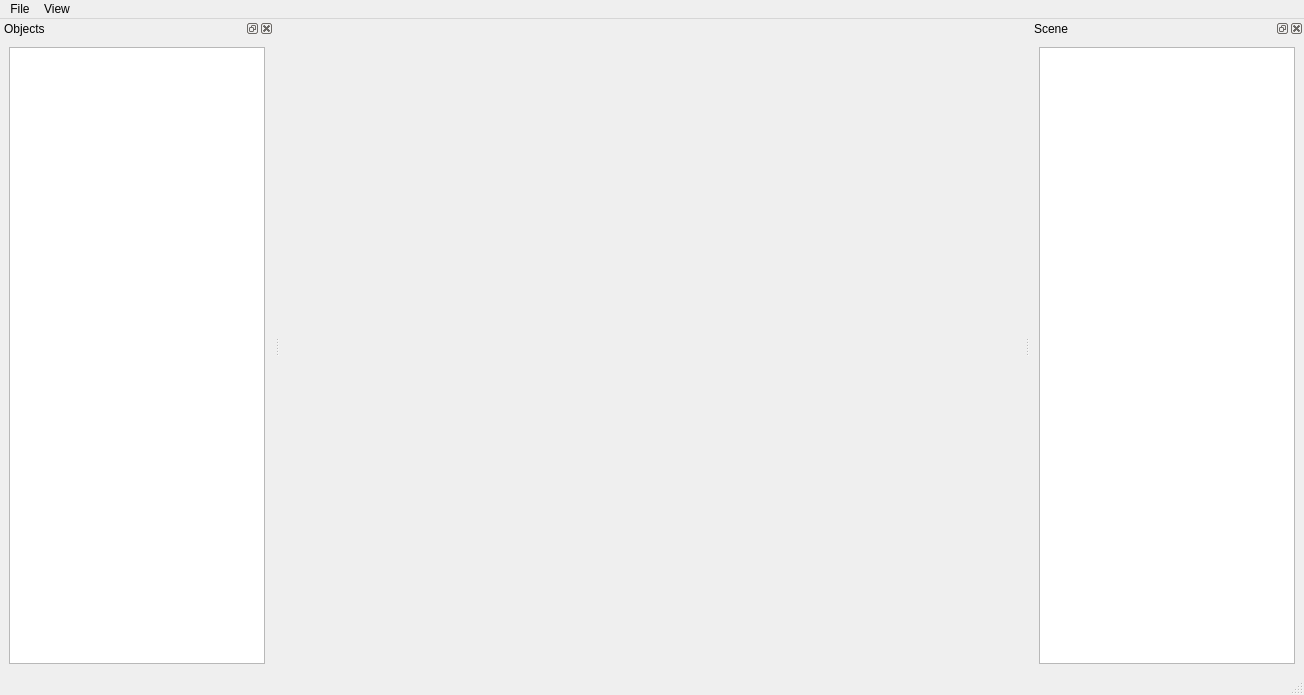
tullrich/procyon, file editor/editor.ui: the form before one commit.
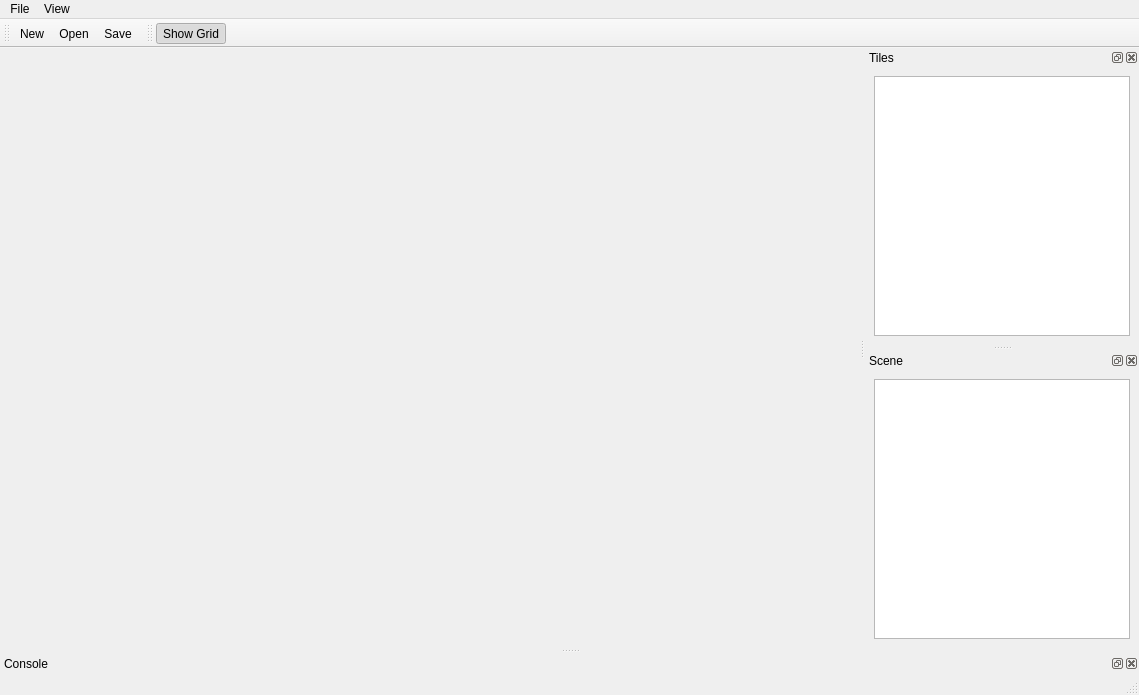
The form after the commit. Icons and pictures are not drawn.

Commit message: Work on the editor and redid text rendering with FreeType2

```diff
--- a/editor/editor.ui
+++ b/editor/editor.ui
@@ -6,7 +6,7 @@
    <rect>
     <x>0</x>
     <y>0</y>
-    <width>1304</width>
+    <width>1139</width>
     <height>695</height>
    </rect>
   </property>
@@ -36,16 +36,21 @@
     <bool>false</bool>
    </property>
    <layout class="QVBoxLayout" name="verticalLayout">
-    <item>
-     <widget class="QSplitter" name="centralVSplitter">
-      <property name="orientation">
-       <enum>Qt::Vertical</enum>
-      </property>
-      <property name="opaqueResize">
-       <bool>true</bool>
-      </property>
-     </widget>
-    </item>
+    <property name="spacing">
+     <number>0</number>
+    </property>
+    <property name="leftMargin">
+     <number>4</number>
+    </property>
+    <property name="topMargin">
+     <number>0</number>
+    </property>
+    <property name="rightMargin">
+     <number>4</number>
+    </property>
+    <property name="bottomMargin">
+     <number>0</number>
+    </property>
    </layout>
   </widget>
   <widget class="QMenuBar" name="menubar">
@@ -53,7 +58,7 @@
     <rect>
      <x>0</x>
      <y>0</y>
-     <width>1304</width>
+     <width>1139</width>
      <height>27</height>
     </rect>
    </property>
@@ -83,10 +88,10 @@
   <widget class="QStatusBar" name="statusbar"/>
   <widget class="QDockWidget" name="dockWidget">
    <property name="windowTitle">
-    <string>Objects</string>
+    <string>Tiles</string>
    </property>
    <attribute name="dockWidgetArea">
-    <number>1</number>
+    <number>2</number>
    </attribute>
    <widget class="QWidget" name="dockWidgetContents">
     <layout class="QHBoxLayout" name="horizontalLayout">
@@ -96,7 +101,10 @@
     </layout>
    </widget>
   </widget>
-  <widget class="QDockWidget" name="dockWidget_2">
+  <widget class="QDockWidget" name="dockScene">
+   <property name="enabled">
+    <bool>true</bool>
+   </property>
    <property name="windowTitle">
     <string>Scene</string>
    </property>
@@ -111,6 +119,44 @@
     </layout>
    </widget>
   </widget>
+  <widget class="QToolBar" name="fileToolbar">
+   <property name="enabled">
+    <bool>true</bool>
+   </property>
+   <property name="windowTitle">
+    <string>File</string>
+   </property>
+   <attribute name="toolBarArea">
+    <enum>TopToolBarArea</enum>
+   </attribute>
+   <attribute name="toolBarBreak">
+    <bool>false</bool>
+   </attribute>
+   <addaction name="actionNew"/>
+   <addaction name="actionOpen"/>
+   <addaction name="actionSave"/>
+  </widget>
+  <widget class="QToolBar" name="viewToolbar">
+   <property name="windowTitle">
+    <string>View</string>
+   </property>
+   <attribute name="toolBarArea">
+    <enum>TopToolBarArea</enum>
+   </attribute>
+   <attribute name="toolBarBreak">
+    <bool>false</bool>
+   </attribute>
+   <addaction name="actionDisableGrid"/>
+  </widget>
+  <widget class="QDockWidget" name="dockLog">
+   <property name="windowTitle">
+    <string>Console</string>
+   </property>
+   <attribute name="dockWidgetArea">
+    <number>8</number>
+   </attribute>
+   <widget class="QWidget" name="dockWidgetContents_3"/>
+  </widget>
   <action name="actionReset">
    <property name="checkable">
     <bool>false</bool>
@@ -142,8 +188,78 @@
    <property name="checkable">
     <bool>true</bool>
    </property>
+   <property name="checked">
+    <bool>true</bool>
+   </property>
+   <property name="icon">
+    <iconset resource="editor_resources.qrc">
+     <normaloff>:/resources/grid.png</normaloff>:/resources/grid.png</iconset>
+   </property>
    <property name="text">
-    <string>Disable</string>
+    <string>Show Grid</string>
+   </property>
+  </action>
+  <action name="actionNew">
+   <property name="enabled">
+    <bool>true</bool>
+   </property>
+   <property name="icon">
+    <iconset resource="editor_resources.qrc">
+     <normaloff>:/resources/document.png</normaloff>:/resources/document.png</iconset>
+   </property>
+   <property name="text">
+    <string>New</string>
+   </property>
+   <property name="shortcut">
+    <string>Ctrl+N</string>
+   </property>
+  </action>
+  <action name="actionSave">
+   <property name="icon">
+    <iconset resource="editor_resources.qrc">
+     <normaloff>:/resources/disk-black.png</normaloff>:/resources/disk-black.png</iconset>
+   </property>
+   <property name="text">
+    <string>Save</string>
+   </property>
+   <property name="shortcut">
+    <string>Ctrl+S</string>
+   </property>
+  </action>
+  <action name="actionSave_As">
+   <property name="text">
+    <string>Save As</string>
+   </property>
+   <property name="shortcut">
+    <string>Ctrl+T, G</string>
+   </property>
+  </action>
+  <action name="actionClose">
+   <property name="text">
+    <string>Close</string>
+   </property>
+   <property name="shortcut">
+    <string>Ctrl+W</string>
+   </property>
+  </action>
+  <action name="actionQuit">
+   <property name="text">
+    <string>Quit</string>
+   </property>
+   <property name="shortcut">
+    <string>Ctrl+Q</string>
+   </property>
+  </action>
+  <action name="actionOpen">
+   <property name="icon">
+    <iconset resource="editor_resources.qrc">
+     <normaloff>:/resources/folder-horizontal-open.png</normaloff>:/resources/folder-horizontal-open.png</iconset>
+   </property>
+   <property name="text">
+    <string>Open</string>
+   </property>
+   <property name="shortcut">
+    <string>Ctrl+O</string>
    </property>
   </action>
  </widget>
```
Left out of the diff: 40 changed lines with no effect on the pictures. The commit also changes 51 other files.
